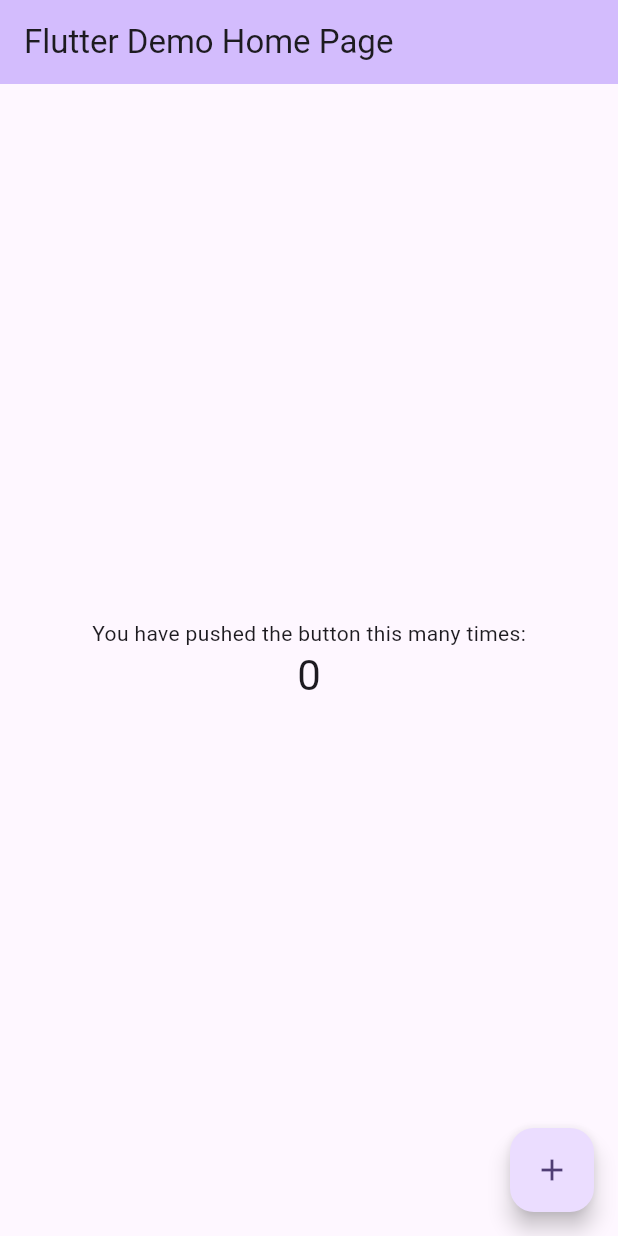
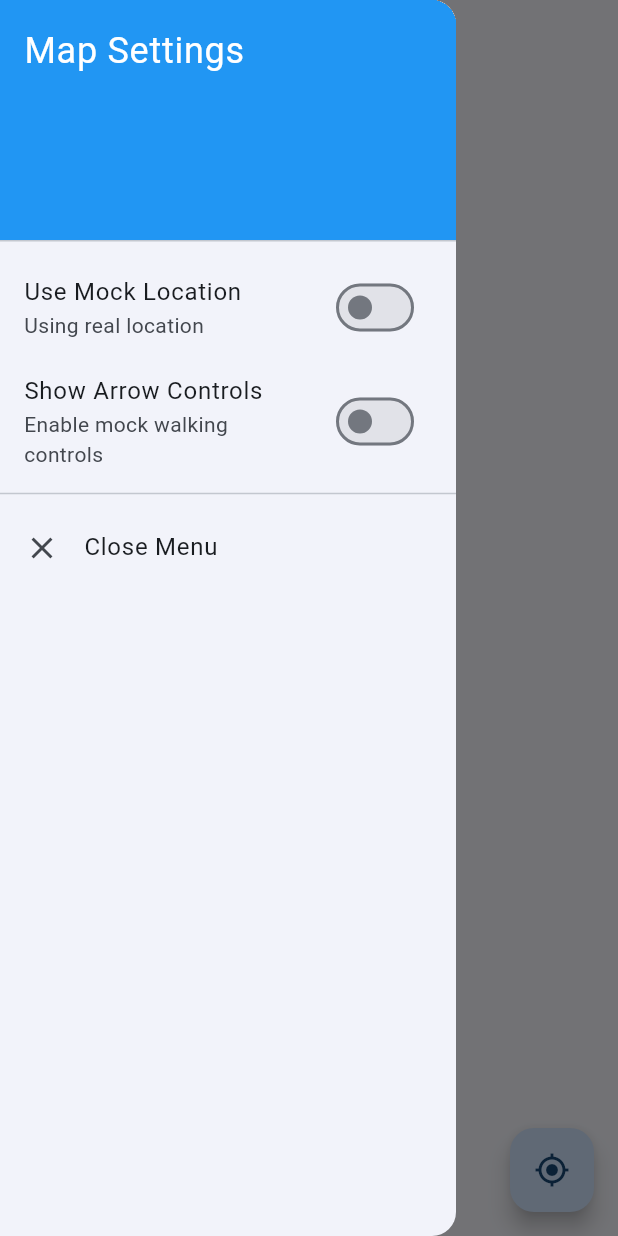
Before and after one commit to Tymisko/cieszyn-guide, a Flutter app: the screen it shows after launch, with the side drawer open (before the commit the screen has no drawer), on a phone screen of 412 x 824 dp. Run offline on Flutter 3.47's test engine with Material 3 defaults, Android fonts, the phone set to English and light mode, and no system bars; our stand-ins replace flutter_map, geolocator, latlong2.

Commit message:
Implement geolocation

```diff
--- /dev/null
+++ b/lib/features/geolocation/screens/location_map_screen.dart
@@ -0,0 +1,228 @@
+import 'package:flutter/material.dart';
+import 'package:flutter_map/flutter_map.dart';
+import 'package:latlong2/latlong.dart';
+import '../services/location_service.dart';
+import 'dart:async';
+import '../widgets/map_settings_drawer.dart';
+
+class LocationMapScreen extends StatefulWidget {
+  const LocationMapScreen({super.key});
+
+  @override
+  State<LocationMapScreen> createState() => _LocationMapScreenState();
+}
+
+class _LocationMapScreenState extends State<LocationMapScreen> {
+  final LocationService _locationService = LocationService();
+  final MapController _mapController = MapController();
+  LatLng? _currentLocation;
+  bool _useMockLocation = false;
+  bool _showArrowControls = false;
+  Timer? _locationUpdateTimer;
+
+  @override
+  void initState() {
+    super.initState();
+    _getCurrentLocation();
+  }
+
+  Future<void> _getCurrentLocation() async {
+    try {
+      final position = await _locationService.getCurrentLocation();
+      setState(() {
+        _currentLocation = LatLng(position.latitude, position.longitude);
+      });
+      _animateToCurrentLocation();
+    } catch (e) {
+      ScaffoldMessenger.of(context).showSnackBar(
+        SnackBar(content: Text('Error getting location: $e')),
+      );
+    }
+  }
+
+  void _animateToCurrentLocation() {
+    if (_currentLocation != null) {
+      _mapController.move(_currentLocation!, 15);
+    }
+  }
+
+  void _toggleMockLocation() {
+    setState(() {
+      _useMockLocation = !_useMockLocation;
+      _locationService.toggleMockLocation(_useMockLocation);
+      if (_useMockLocation) {
+        // Mock location set to Cieszyn, Poland
+        _locationService.setMockedLocation(49.7500, 18.6333);
+      }
+    });
+    _getCurrentLocation();
+  }
+
+  Widget _buildArrowControls() {
+    return Positioned(
+      bottom: 100,
+      right: 16,
+      child: Column(
+        children: [
+          GestureDetector(
+            onTapDown: (_) {
+              _locationService.startWalking(Direction.north);
+              _startLocationUpdates();
+            },
+            onTapUp: (_) {
+              _locationService.stopWalking();
+              _stopLocationUpdates();
+            },
+            onTapCancel: () {
+              _locationService.stopWalking();
+              _stopLocationUpdates();
+            },
+            child: IconButton(
+              icon: const Icon(Icons.arrow_upward),
+              onPressed: () {}, // Empty because we're using GestureDetector
+            ),
+          ),
+          Row(
+            children: [
+              GestureDetector(
+                onTapDown: (_) {
+                  _locationService.startWalking(Direction.west);
+                  _startLocationUpdates();
+                },
+                onTapUp: (_) {
+                  _locationService.stopWalking();
+                  _stopLocationUpdates();
+                },
+                onTapCancel: () {
+                  _locationService.stopWalking();
+                  _stopLocationUpdates();
+                },
+                child: IconButton(
+                  icon: const Icon(Icons.arrow_back),
+                  onPressed: () {}, // Empty because we're using GestureDetector
+                ),
+              ),
+              const SizedBox(width: 40),
+              GestureDetector(
+                onTapDown: (_) {
+                  _locationService.startWalking(Direction.east);
+                  _startLocationUpdates();
+                },
+                onTapUp: (_) {
+                  _locationService.stopWalking();
+                  _stopLocationUpdates();
+                },
+                onTapCancel: () {
+                  _locationService.stopWalking();
+                  _stopLocationUpdates();
+                },
+                child: IconButton(
+                  icon: const Icon(Icons.arrow_forward),
+                  onPressed: () {}, // Empty because we're using GestureDetector
+                ),
+              ),
+            ],
+          ),
+          GestureDetector(
+            onTapDown: (_) {
+              _locationService.startWalking(Direction.south);
+              _startLocationUpdates();
+            },
+            onTapUp: (_) {
+              _locationService.stopWalking();
+              _stopLocationUpdates();
+            },
+            onTapCancel: () {
+              _locationService.stopWalking();
+              _stopLocationUpdates();
+            },
+            child: IconButton(
+              icon: const Icon(Icons.arrow_downward),
+              onPressed: () {}, // Empty because we're using GestureDetector
+            ),
+          ),
+        ],
+      ),
+    );
+  }
+
+  void _startLocationUpdates() {
+    _locationUpdateTimer?.cancel();
+    _locationUpdateTimer =
+        Timer.periodic(const Duration(milliseconds: 100), (_) {
+      _getCurrentLocation();
+    });
+  }
+
+  void _stopLocationUpdates() {
+    _locationUpdateTimer?.cancel();
+    _locationUpdateTimer = null;
+  }
+
+  @override
+  void dispose() {
+    _locationUpdateTimer?.cancel();
+    super.dispose();
+  }
+
+  @override
+  Widget build(BuildContext context) {
+    return Scaffold(
+      appBar: AppBar(
+        title: const Text('Location Map'),
+      ),
+      drawer: MapSettingsDrawer(
+        useMockLocation: _useMockLocation,
+        showArrowControls: _showArrowControls,
+        onToggleMockLocation: _toggleMockLocation,
+        onToggleArrowControls: (value) {
+          setState(() {
+            _showArrowControls = value;
+            _locationService.toggleMockWalking(value);
+          });
+        },
+      ),
+      body: Stack(
+        children: [
+          _currentLocation == null
+              ? const Center(child: CircularProgressIndicator())
+              : FlutterMap(
+                  mapController: _mapController,
+                  options: MapOptions(
+                    initialCenter: _currentLocation!,
+                    initialZoom: 15,
+                  ),
+                  children: [
+                    TileLayer(
+                      urlTemplate: 'assets/map_tiles/{z}/{x}/{y}.png',
+                      fallbackUrl:
+                          'https://tile.openstreetmap.org/{z}/{x}/{y}.png',
+                      maxZoom: 19,
+                    ),
+                    MarkerLayer(
+                      markers: [
+                        Marker(
+                          point: _currentLocation!,
+                          width: 80,
+                          height: 80,
+                          child: Icon(
+                            Icons.location_pin,
+                            color:
+                                _useMockLocation ? Colors.orange : Colors.blue,
+                            size: 40,
+                          ),
+                        ),
+                      ],
+                    ),
+                  ],
+                ),
+          if (_showArrowControls && _useMockLocation) _buildArrowControls(),
+        ],
+      ),
+      floatingActionButton: FloatingActionButton(
+        onPressed: _getCurrentLocation,
+        child: const Icon(Icons.my_location),
+      ),
+    );
+  }
+}
--- /dev/null
+++ b/lib/features/geolocation/widgets/map_settings_drawer.dart
@@ -0,0 +1,63 @@
+import 'package:flutter/material.dart';
+
+class MapSettingsDrawer extends StatelessWidget {
+  final bool useMockLocation;
+  final bool showArrowControls;
+  final Function() onToggleMockLocation;
+  final Function(bool) onToggleArrowControls;
+
+  const MapSettingsDrawer({
+    super.key,
+    required this.useMockLocation,
+    required this.showArrowControls,
+    required this.onToggleMockLocation,
+    required this.onToggleArrowControls,
+  });
+
+  @override
+  Widget build(BuildContext context) {
+    return Drawer(
+      child: ListView(
+        padding: EdgeInsets.zero,
+        children: [
+          const DrawerHeader(
+            decoration: BoxDecoration(
+              color: Colors.blue,
+            ),
+            child: Text(
+              'Map Settings',
+              style: TextStyle(
+                color: Colors.white,
+                fontSize: 24,
+              ),
+            ),
+          ),
+          SwitchListTile(
+            title: const Text('Use Mock Location'),
+            subtitle: Text(useMockLocation
+                ? 'Using mock location'
+                : 'Using real location'),
+            value: useMockLocation,
+            onChanged: (_) {
+              onToggleMockLocation();
+            },
+          ),
+          SwitchListTile(
+            title: const Text('Show Arrow Controls'),
+            subtitle: const Text('Enable mock walking controls'),
+            value: showArrowControls,
+            onChanged: (value) {
+              onToggleArrowControls(value);
+            },
+          ),
+          const Divider(),
+          ListTile(
+            leading: const Icon(Icons.close),
+            title: const Text('Close Menu'),
+            onTap: () => Navigator.pop(context),
+          ),
+        ],
+      ),
+    );
+  }
+}
--- a/lib/main.dart
+++ b/lib/main.dart
@@ -1,125 +1,28 @@
 import 'package:flutter/material.dart';
+import 'package:geolocator/geolocator.dart';
+import 'features/geolocation/screens/location_map_screen.dart';
 
-void main() {
+void main() async {
+  WidgetsFlutterBinding.ensureInitialized();
+
+  // Request location permissions at app startup
+  await Geolocator.requestPermission();
+
   runApp(const MyApp());
 }
 
 class MyApp extends StatelessWidget {
   const MyApp({super.key});
 
-  // This widget is the root of your application.
   @override
   Widget build(BuildContext context) {
     return MaterialApp(
-      title: 'Flutter Demo',
+      title: 'Cieszyn Guide',
       theme: ThemeData(
-        // This is the theme of your application.
-        //
-        // TRY THIS: Try running your application with "flutter run". You'll see
-        // the application has a purple toolbar. Then, without quitting the app,
-        // try changing the seedColor in the colorScheme below to Colors.green
-        // and then invoke "hot reload" (save your changes or press the "hot
-        // reload" button in a Flutter-supported IDE, or press "r" if you used
-        // the command line to start the app).
-        //
-        // Notice that the counter didn't reset back to zero; the application
-        // state is not lost during the reload. To reset the state, use hot
-        // restart instead.
-        //
-        // This works for code too, not just values: Most code changes can be
-        // tested with just a hot reload.
-        colorScheme: ColorScheme.fromSeed(seedColor: Colors.deepPurple),
+        colorScheme: ColorScheme.fromSeed(seedColor: Colors.blue),
         useMaterial3: true,
       ),
-      home: const MyHomePage(title: 'Flutter Demo Home Page'),
+      home: const LocationMapScreen(),
     );
   }
 }
-
-class MyHomePage extends StatefulWidget {
-  const MyHomePage({super.key, required this.title});
-
-  // This widget is the home page of your application. It is stateful, meaning
-  // that it has a State object (defined below) that contains fields that affect
-  // how it looks.
-
-  // This class is the configuration for the state. It holds the values (in this
-  // case the title) provided by the parent (in this case the App widget) and
-  // used by the build method of the State. Fields in a Widget subclass are
-  // always marked "final".
-
-  final String title;
-
-  @override
-  State<MyHomePage> createState() => _MyHomePageState();
-}
-
-class _MyHomePageState extends State<MyHomePage> {
-  int _counter = 0;
-
-  void _incrementCounter() {
-    setState(() {
-      // This call to setState tells the Flutter framework that something has
-      // changed in this State, which causes it to rerun the build method below
-      // so that the display can reflect the updated values. If we changed
-      // _counter without calling setState(), then the build method would not be
-      // called again, and so nothing would appear to happen.
-      _counter++;
-    });
-  }
-
-  @override
-  Widget build(BuildContext context) {
-    // This method is rerun every time setState is called, for instance as done
-    // by the _incrementCounter method above.
-    //
-    // The Flutter framework has been optimized to make rerunning build methods
-    // fast, so that you can just rebuild anything that needs updating rather
-    // than having to individually change instances of widgets.
-    return Scaffold(
-      appBar: AppBar(
-        // TRY THIS: Try changing the color here to a specific color (to
-        // Colors.amber, perhaps?) and trigger a hot reload to see the AppBar
-        // change color while the other colors stay the same.
-        backgroundColor: Theme.of(context).colorScheme.inversePrimary,
-        // Here we take the value from the MyHomePage object that was created by
-        // the App.build method, and use it to set our appbar title.
-        title: Text(widget.title),
-      ),
-      body: Center(
-        // Center is a layout widget. It takes a single child and positions it
-        // in the middle of the parent.
-        child: Column(
-          // Column is also a layout widget. It takes a list of children and
-          // arranges them vertically. By default, it sizes itself to fit its
-          // children horizontally, and tries to be as tall as its parent.
-          //
-          // Column has various properties to control how it sizes itself and
-          // how it positions its children. Here we use mainAxisAlignment to
-          // center the children vertically; the main axis here is the vertical
-          // axis because Columns are vertical (the cross axis would be
-          // horizontal).
-          //
-          // TRY THIS: Invoke "debug painting" (choose the "Toggle Debug Paint"
-          // action in the IDE, or press "p" in the console), to see the
-          // wireframe for each widget.
-          mainAxisAlignment: MainAxisAlignment.center,
-          children: <Widget>[
-            const Text(
-              'You have pushed the button this many times:',
-            ),
-            Text(
-              '$_counter',
-              style: Theme.of(context).textTheme.headlineMedium,
-            ),
-          ],
-        ),
-      ),
-      floatingActionButton: FloatingActionButton(
-        onPressed: _incrementCounter,
-        tooltip: 'Increment',
-        child: const Icon(Icons.add),
-      ), // This trailing comma makes auto-formatting nicer for build methods.
-    );
-  }
-}
--- a/pubspec.yaml
+++ b/pubspec.yaml
@@ -34,6 +34,9 @@ dependencies:
   # The following adds the Cupertino Icons font to your application.
   # Use with the CupertinoIcons class for iOS style icons.
   cupertino_icons: ^1.0.8
+  geolocator: 13.0.2
+  flutter_map: ^6.1.0
+  latlong2: ^0.9.1
 
 dev_dependencies:
   flutter_test:
@@ -87,3 +90,6 @@ flutter:
   #
   # For details regarding fonts from package dependencies,
   # see https://flutter.dev/to/font-from-package
+
+  assets:
+    - assets/map_tiles/
```
Also changed, not shown: lib/features/geolocation/services/location_service.dart (added, +115 -0 lines), pubspec.lock, 7 other files.
